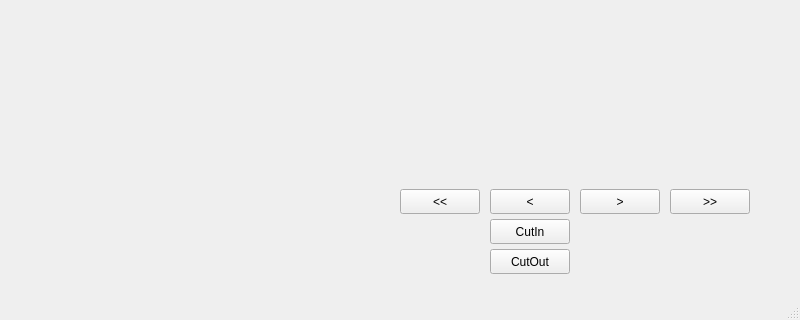
This is mainwindow.ui in Minei3oat/MCut as Qt 5 draws it before an edit; both pictures show x 0 to 800 and y 280 to 600 of the 800 by 600 pixel window. The edited form follows.
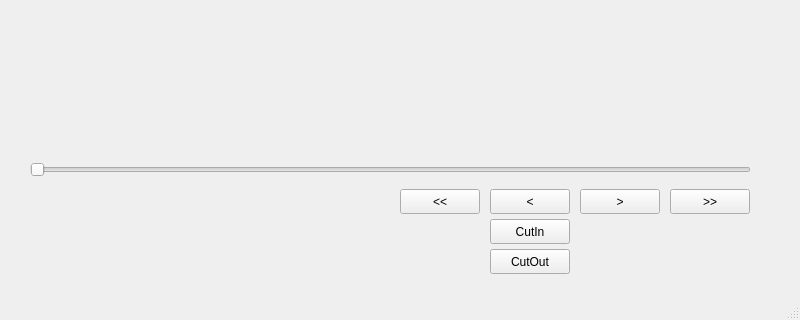
This is the edited form. Icons and pictures are not drawn.

Commit message: Add slider for fast I frame selection

```diff
--- a/mainwindow.ui
+++ b/mainwindow.ui
@@ -56,7 +56,7 @@
     <property name="geometry">
      <rect>
       <x>30</x>
-      <y>30</y>
+      <y>20</y>
       <width>720</width>
       <height>405</height>
      </rect>
@@ -68,9 +68,9 @@
    <widget class="QLabel" name="current_pos">
     <property name="geometry">
      <rect>
-      <x>250</x>
+      <x>30</x>
       <y>450</y>
-      <width>160</width>
+      <width>351</width>
       <height>25</height>
      </rect>
     </property>
@@ -168,6 +168,22 @@
      <number>10</number>
     </property>
    </widget>
+   <widget class="QSlider" name="position_slider">
+    <property name="geometry">
+     <rect>
+      <x>30</x>
+      <y>420</y>
+      <width>721</width>
+      <height>21</height>
+     </rect>
+    </property>
+    <property name="maximum">
+     <number>0</number>
+    </property>
+    <property name="orientation">
+     <enum>Qt::Horizontal</enum>
+    </property>
+   </widget>
   </widget>
   <widget class="QMenuBar" name="menubar">
    <property name="geometry">
```
Left out of the diff: 31 changed lines with no effect on the pictures. The commit also changes 2 other files.
